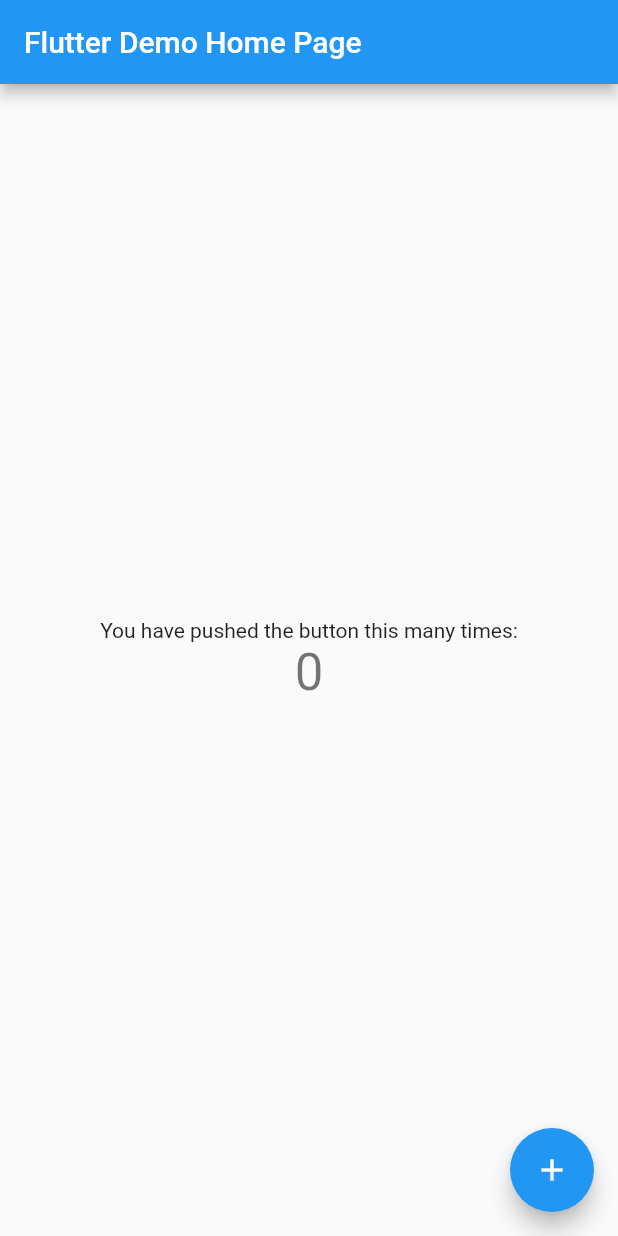
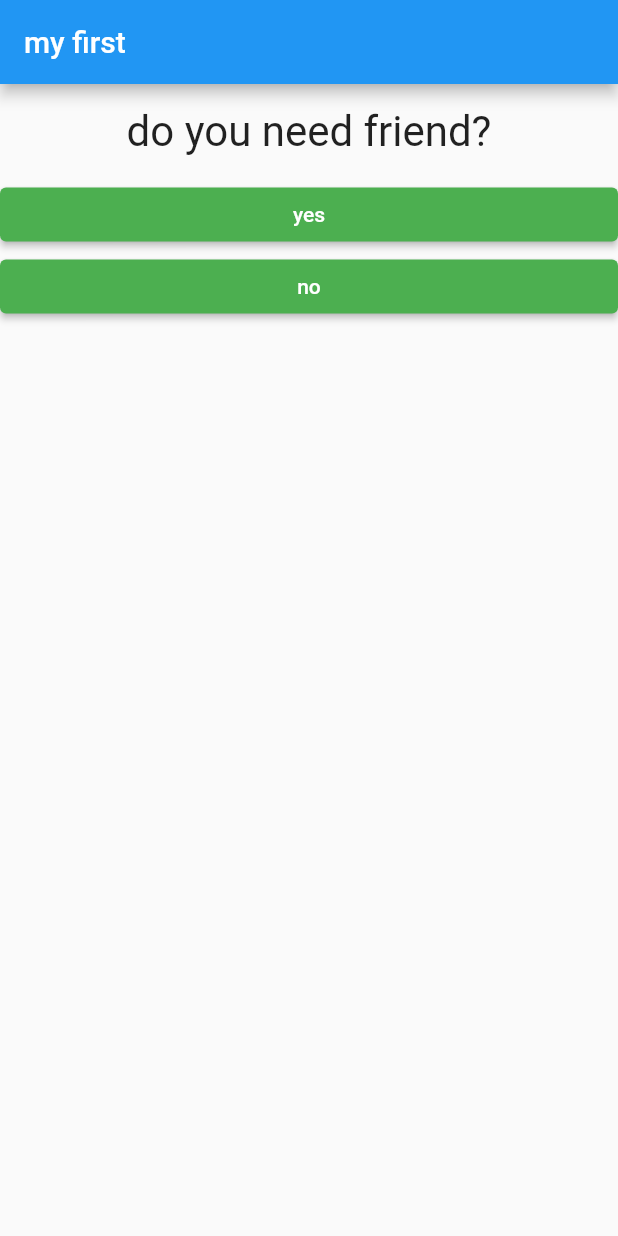
Before and after one commit to gyozano3/flutter_guide, a Flutter app: the screen it shows after launch, on a phone screen of 412 x 824 dp. Run offline on Flutter 3.47's test engine with Material 2 defaults, Android fonts, the phone set to English and light mode, and no system bars.

Commit message:
finish section 2

```diff
--- /dev/null
+++ b/section2/lib/anslist.dart
@@ -0,0 +1,23 @@
+import 'package:flutter/material.dart';
+import 'package:section2/question.dart';
+
+import 'answer.dart';
+
+class AnsList extends StatelessWidget {
+  final List<Map<String, Object>> q;
+  final int i;
+  final Function doaa;
+
+  AnsList({required this.q, required this.i, required this.doaa});
+
+  @override
+  Widget build(BuildContext context) {
+    return Column(
+      children: [
+        Question(q[i]['text'] as String),
+        ...(q[i]['ans'] as List<Map<String, Object>>).map((i) =>
+            Answer(select: () => doaa(i['score']), text: i['text'] as String)),
+      ],
+    );
+  }
+}
--- /dev/null
+++ b/section2/lib/answer.dart
@@ -0,0 +1,23 @@
+import 'package:flutter/material.dart';
+import 'package:flutter/src/widgets/container.dart';
+import 'package:flutter/src/widgets/framework.dart';
+
+class Answer extends StatelessWidget {
+  final VoidCallback select;
+  final String text;
+  const Answer({required this.select, required this.text});
+
+  @override
+  Widget build(BuildContext context) {
+    return Container(
+      width: double.infinity,
+      child: ElevatedButton(
+        style: ButtonStyle(
+          backgroundColor: MaterialStateProperty.all(Colors.green),
+        ),
+        onPressed: select,
+        child: Text(text),
+      ),
+    );
+  }
+}
--- a/section2/lib/main.dart
+++ b/section2/lib/main.dart
@@ -1,115 +1,74 @@
 import 'package:flutter/material.dart';
+import 'package:section2/answer.dart';
+import 'package:section2/result.dart';
+
+import 'anslist.dart';
+import 'question.dart';
+import 'result.dart';
 
 void main() {
-  runApp(const MyApp());
+  runApp(MyApp());
 }
 
 class MyApp extends StatelessWidget {
-  const MyApp({super.key});
-
-  // This widget is the root of your application.
   @override
   Widget build(BuildContext context) {
     return MaterialApp(
-      title: 'Flutter Demo',
-      theme: ThemeData(
-        // This is the theme of your application.
-        //
-        // Try running your application with "flutter run". You'll see the
-        // application has a blue toolbar. Then, without quitting the app, try
-        // changing the primarySwatch below to Colors.green and then invoke
-        // "hot reload" (press "r" in the console where you ran "flutter run",
-        // or simply save your changes to "hot reload" in a Flutter IDE).
-        // Notice that the counter didn't reset back to zero; the application
-        // is not restarted.
-        primarySwatch: Colors.blue,
-      ),
-      home: const MyHomePage(title: 'Flutter Demo Home Page'),
+      home: Scaffold(
+          appBar: AppBar(
+            title: Text('my first'),
+          ),
+          body: Sample()),
     );
   }
 }
 
-class MyHomePage extends StatefulWidget {
-  const MyHomePage({super.key, required this.title});
-
-  // This widget is the home page of your application. It is stateful, meaning
-  // that it has a State object (defined below) that contains fields that affect
-  // how it looks.
-
-  // This class is the configuration for the state. It holds the values (in this
-  // case the title) provided by the parent (in this case the App widget) and
-  // used by the build method of the State. Fields in a Widget subclass are
-  // always marked "final".
-
-  final String title;
-
+class Sample extends StatefulWidget {
   @override
-  State<MyHomePage> createState() => _MyHomePageState();
+  State<Sample> createState() => _SampleState();
 }
 
-class _MyHomePageState extends State<MyHomePage> {
-  int _counter = 0;
+class _SampleState extends State<Sample> {
+  var _q = [
+    {
+      'text': 'do you need friend?',
+      'ans': [
+        {'text': 'yes', 'score': 2},
+        {'text': 'no', 'score': 1}
+      ]
+    },
+    {
+      'text': 'do you need girlfriend?',
+      'ans': [
+        {'text': 'yes!', 'score': 2},
+        {'text': 'no!', 'score': 1}
+      ]
+    },
+    {
+      'text': 'do you trust girl?',
+      'ans': [
+        {'text': 'yes', 'score': 2},
+        {'text': 'no', 'score': 1},
+        {'text': 'unknown', 'score': 1}
+      ]
+    },
+  ];
+  var i = 0;
+  var total = 0;
+  _doaa(int score) {
+    total += score;
+    setState(() => i++);
+  }
 
-  void _incrementCounter() {
-    setState(() {
-      // This call to setState tells the Flutter framework that something has
-      // changed in this State, which causes it to rerun the build method below
-      // so that the display can reflect the updated values. If we changed
-      // _counter without calling setState(), then the build method would not be
-      // called again, and so nothing would appear to happen.
-      _counter++;
-    });
+  reset() {
+    total = 0;
+    setState(() => i = 0);
   }
 
   @override
   Widget build(BuildContext context) {
-    // This method is rerun every time setState is called, for instance as done
-    // by the _incrementCounter method above.
-    //
-    // The Flutter framework has been optimized to make rerunning build methods
-    // fast, so that you can just rebuild anything that needs updating rather
-    // than having to individually change instances of widgets.
-    return Scaffold(
-      appBar: AppBar(
-        // Here we take the value from the MyHomePage object that was created by
-        // the App.build method, and use it to set our appbar title.
-        title: Text(widget.title),
-      ),
-      body: Center(
-        // Center is a layout widget. It takes a single child and positions it
-        // in the middle of the parent.
-        child: Column(
-          // Column is also a layout widget. It takes a list of children and
-          // arranges them vertically. By default, it sizes itself to fit its
-          // children horizontally, and tries to be as tall as its parent.
-          //
-          // Invoke "debug painting" (press "p" in the console, choose the
-          // "Toggle Debug Paint" action from the Flutter Inspector in Android
-          // Studio, or the "Toggle Debug Paint" command in Visual Studio Code)
-          // to see the wireframe for each widget.
-          //
-          // Column has various properties to control how it sizes itself and
-          // how it positions its children. Here we use mainAxisAlignment to
-          // center the children vertically; the main axis here is the vertical
-          // axis because Columns are vertical (the cross axis would be
-          // horizontal).
-          mainAxisAlignment: MainAxisAlignment.center,
-          children: <Widget>[
-            const Text(
-              'You have pushed the button this many times:',
-            ),
-            Text(
-              '$_counter',
-              style: Theme.of(context).textTheme.headline4,
-            ),
-          ],
-        ),
-      ),
-      floatingActionButton: FloatingActionButton(
-        onPressed: _incrementCounter,
-        tooltip: 'Increment',
-        child: const Icon(Icons.add),
-      ), // This trailing comma makes auto-formatting nicer for build methods.
-    );
+    return (i < _q.length)
+        ? AnsList(q: _q, i: i, doaa: _doaa)
+        : Result(total, reset);
   }
 }
--- /dev/null
+++ b/section2/lib/question.dart
@@ -0,0 +1,20 @@
+import 'package:flutter/cupertino.dart';
+import 'package:flutter/src/widgets/container.dart';
+import 'package:flutter/src/widgets/framework.dart';
+
+class Question extends StatelessWidget {
+  final String questionText;
+  Question(this.questionText);
+
+  @override
+  Widget build(BuildContext context) {
+    return Container(
+        width: double.infinity,
+        margin: EdgeInsets.all(15.0),
+        child: Text(
+          questionText,
+          style: TextStyle(fontSize: 28),
+          textAlign: TextAlign.center,
+        ));
+  }
+}
--- /dev/null
+++ b/section2/lib/result.dart
@@ -0,0 +1,18 @@
+import 'package:flutter/material.dart';
+
+class Result extends StatelessWidget {
+  int i = 0;
+  VoidCallback reset;
+
+  Result(this.i, this.reset);
+
+  @override
+  Widget build(BuildContext context) {
+    return Column(
+      children: [
+        Text('done :' + i.toString()),
+        ElevatedButton(onPressed: reset, child: Text('reset'))
+      ],
+    );
+  }
+}
```
Also changed, not shown: 1 other file.
